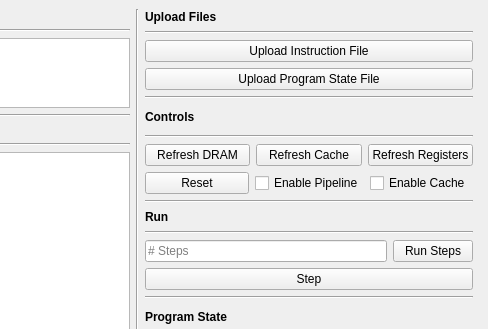
First picture: the form in gui/gui.ui, repository bdunahu/RISC-V-ECTOR-, before the edit; both pictures show x 871 to 1359 and y 0 to 329 of the 1359 by 606 pixel window.
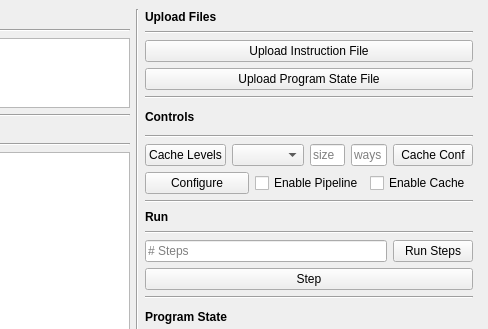
Second picture: the form after the edit.

Commit message: initialization from GUI

What changed in the file:
```diff
--- a/gui/gui.ui
+++ b/gui/gui.ui
@@ -439,24 +439,34 @@
            <layout class="QVBoxLayout" name="verticalLayout_27">
             <item>
              <layout class="QHBoxLayout" name="horizontalLayout_9">
-              <item>
-               <widget class="QPushButton" name="refresh_dram_btn">
+             <item>
+               <widget class="QPushButton" name="set_levels_btn">
                 <property name="text">
-                 <string>Refresh DRAM</string>
+                 <string>Cache Levels</string>
                 </property>
                </widget>
               </item>
               <item>
-               <widget class="QPushButton" name="refresh_cache_btn">
-                <property name="text">
-                 <string>Refresh Cache</string>
+               <widget class="QComboBox" name="cache_levels_dropdwn"/>
+              </item>
+              <item>
+               <widget class="QLineEdit" name="cache_size_inp">
+                <property name="placeholderText">
+                 <string>size</string>
                 </property>
                </widget>
               </item>
               <item>
-               <widget class="QPushButton" name="refresh_registers_btn">
+               <widget class="QLineEdit" name="cache_ways_inp">
+                <property name="placeholderText">
+                 <string>ways</string>
+                </property>
+               </widget>
+              </item>
+              <item>
+               <widget class="QPushButton" name="set_cache_btn">
                 <property name="text">
-                 <string>Refresh Registers</string>
+                 <string>Cache Conf</string>
                 </property>
                </widget>
               </item>
@@ -467,7 +477,7 @@
               <item>
                <widget class="QPushButton" name="Reset_Btn">
                 <property name="text">
-                 <string>Reset</string>
+                 <string>Configure</string>
                 </property>
                </widget>
               </item>
```
Left out of the diff: 12 changed lines with no effect on the pictures. The commit also changes 4 other files.
